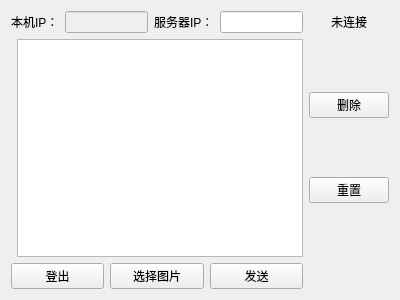
First picture: the form in send_client.ui, repository Forrest-Stone/Car, before the edit.
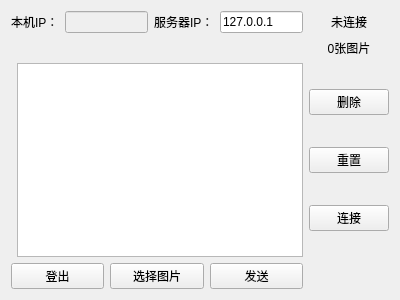
Second picture: the form after the edit.

What changed in the file:
```diff
--- a/send_client.ui
+++ b/send_client.ui
@@ -38,11 +38,15 @@
       </widget>
      </item>
      <item>
-      <widget class="QLineEdit" name="net_address_lineEdit"/>
+      <widget class="QLineEdit" name="net_address_lineEdit">
+       <property name="text">
+        <string>127.0.0.1</string>
+       </property>
+      </widget>
      </item>
     </layout>
    </item>
-   <item row="1" column="1">
+   <item row="2" column="1">
     <widget class="QListWidget" name="listWidget">
      <property name="layoutDirection">
       <enum>Qt::LeftToRight</enum>
@@ -61,7 +65,7 @@
      </property>
     </widget>
    </item>
-   <item row="1" column="2">
+   <item row="2" column="2">
     <layout class="QVBoxLayout" name="verticalLayout_2">
      <item>
       <widget class="QPushButton" name="delete_pushButton">
@@ -77,9 +81,16 @@
        </property>
       </widget>
      </item>
+     <item>
+      <widget class="QPushButton" name="pushButton">
+       <property name="text">
+        <string>连接</string>
+       </property>
+      </widget>
+     </item>
     </layout>
    </item>
-   <item row="2" column="0" colspan="2">
+   <item row="3" column="0" colspan="2">
     <layout class="QHBoxLayout" name="horizontalLayout_2">
      <item>
       <widget class="QPushButton" name="login_out_pushButton">
@@ -114,6 +125,16 @@
      </property>
     </widget>
    </item>
+   <item row="1" column="2">
+    <widget class="QLabel" name="number_label">
+     <property name="text">
+      <string>0张图片</string>
+     </property>
+     <property name="alignment">
+      <set>Qt::AlignCenter</set>
+     </property>
+    </widget>
+   </item>
   </layout>
  </widget>
  <resources/>
```
